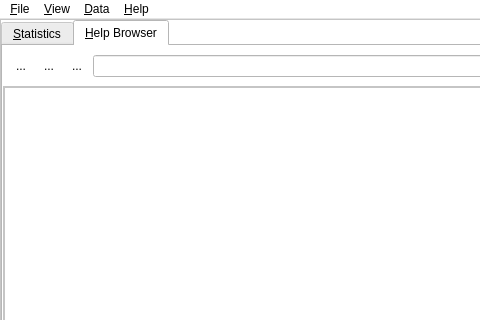
The window that sleepyhead/mainwindow.ui (sbonaime/sleepyhead-code.) describes before a commit, drawn with Qt 5; both pictures show x 0 to 480 and y 0 to 320 of the 1023 by 804 pixel window.
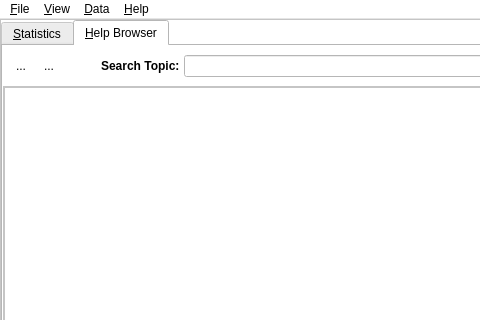
The same window after the commit. The open tabs and pages were chosen to show the change. Icons and pictures are not drawn.

What changed in the file:
```diff
--- a/sleepyhead/mainwindow.ui
+++ b/sleepyhead/mainwindow.ui
@@ -1164,7 +1164,7 @@
              <item>
               <widget class="QToolButton" name="homeButton">
                <property name="text">
-                <string>...</string>
+                <string/>
                </property>
                <property name="icon">
                 <iconset resource="Resources.qrc">
@@ -1176,11 +1176,33 @@
                  <height>24</height>
                 </size>
                </property>
+               <property name="toolButtonStyle">
+                <enum>Qt::ToolButtonTextBesideIcon</enum>
+               </property>
                <property name="autoRaise">
                 <bool>true</bool>
                </property>
               </widget>
              </item>
+             <item>
+              <widget class="QLabel" name="label">
+               <property name="sizePolicy">
+                <sizepolicy hsizetype="Fixed" vsizetype="Preferred">
+                 <horstretch>0</horstretch>
+                 <verstretch>0</verstretch>
+                </sizepolicy>
+               </property>
+               <property name="font">
+                <font>
+                 <weight>75</weight>
+                 <bold>true</bold>
+                </font>
+               </property>
+               <property name="text">
+                <string>Search Topic:</string>
+               </property>
+              </widget>
+             </item>
              <item>
               <widget class="QComboBox" name="urlBar">
                <property name="editable">
```
Left out of the diff: 2 changed lines with no effect on the pictures.
